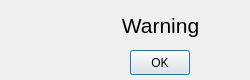
bb305496/CSV_Weather_Dashboard, file Qt_Designer/warning.ui: the form before one commit.
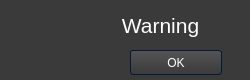
The form after the commit. Icons and pictures are not drawn.

```diff
--- a/Qt_Designer/warning.ui
+++ b/Qt_Designer/warning.ui
@@ -29,12 +29,1002 @@
    <iconset>
     <normaloff>../Icons/warning_y.png</normaloff>../Icons/warning_y.png</iconset>
   </property>
+  <property name="styleSheet">
+   <string notr="true">/*Copyright (c) DevSec Studio. All rights reserved.
+
+MIT License
+
+Permission is hereby granted, free of charge, to any person obtaining a copy
+of this software and associated documentation files (the &quot;Software&quot;), to deal
+in the Software without restriction, including without limitation the rights
+to use, copy, modify, merge, publish, distribute, sublicense, and/or sell
+copies of the Software, and to permit persons to whom the Software is
+furnished to do so, subject to the following conditions:
+
+The above copyright notice and this permission notice shall be included in all
+copies or substantial portions of the Software.
+
+THE SOFTWARE IS PROVIDED *AS IS*, WITHOUT WARRANTY OF ANY KIND, EXPRESS OR
+IMPLIED, INCLUDING BUT NOT LIMITED TO THE WARRANTIES OF MERCHANTABILITY,
+FITNESS FOR A PARTICULAR PURPOSE AND NONINFRINGEMENT. IN NO EVENT SHALL THE
+AUTHORS OR COPYRIGHT HOLDERS BE LIABLE FOR ANY CLAIM, DAMAGES OR OTHER
+LIABILITY, WHETHER IN AN ACTION OF CONTRACT, TORT OR OTHERWISE, ARISING FROM,
+OUT OF OR IN CONNECTION WITH THE SOFTWARE OR THE USE OR OTHER DEALINGS IN THE SOFTWARE.
+*/
+
+/*-----QWidget-----*/
+QWidget
+{
+	background-color: #3a3a3a;
+	color: #fff;
+	selection-background-color: #b78620;
+	selection-color: #000;
+
+}
+
+
+/*-----QLabel-----*/
+QLabel
+{
+	background-color: transparent;
+	color: #fff;
+
+}
+
+
+/*-----QMenuBar-----*/
+QMenuBar 
+{
+	background-color: qlineargradient(spread:repeat, x1:1, y1:0, x2:1, y2:1, stop:0 rgba(57, 57, 57, 255),stop:1 rgba(50, 50, 50, 255));
+	border: 1px solid #000;
+	color: #fff;
+
+}
+
+
+QMenuBar::item 
+{
+	background-color: transparent;
+
+}
+
+
+QMenuBar::item:selected 
+{
+	background-color: rgba(183, 134, 32, 20%);
+	border: 1px solid #b78620;
+	color: #fff;
+
+}
+
+
+QMenuBar::item:pressed 
+{
+	background-color: rgb(183, 134, 32);
+	border: 1px solid #b78620;
+	color: #fff;
+
+}
+
+
+/*-----QMenu-----*/
+QMenu
+{
+    background-color: qlineargradient(spread:repeat, x1:1, y1:0, x2:1, y2:1, stop:0 rgba(57, 57, 57, 255),stop:1 rgba(50, 50, 50, 255));
+    border: 1px solid #222;
+    padding: 4px;
+	color: #fff;
+
+}
+
+
+QMenu::item
+{
+    background-color: transparent;
+    padding: 2px 20px 2px 20px;
+
+}
+
+
+QMenu::separator
+{
+   	background-color: rgb(183, 134, 32);
+	height: 1px;
+
+}
+
+
+QMenu::item:disabled
+{
+    color: #555;
+    background-color: transparent;
+    padding: 2px 20px 2px 20px;
+
+}
+
+
+QMenu::item:selected
+{
+	background-color: rgba(183, 134, 32, 20%);
+	border: 1px solid #b78620;
+	color: #fff;
+
+}
+
+
+/*-----QToolBar-----*/
+QToolBar
+{
+	background-color: qlineargradient(spread:repeat, x1:1, y1:0, x2:1, y2:1, stop:0 rgba(69, 69, 69, 255),stop:1 rgba(58, 58, 58, 255));
+	border-top: none;
+	border-bottom: 1px solid #4f4f4f;
+	border-left: 1px solid #4f4f4f;
+	border-right: 1px solid #4f4f4f;
+
+}
+
+
+QToolBar::separator
+{
+	background-color: #2e2e2e;
+	width: 1px;
+
+}
+
+
+/*-----QToolButton-----*/
+QToolButton 
+{
+	background-color: transparent;
+	color: #fff;
+	padding: 5px;
+	padding-left: 8px;
+	padding-right: 8px;
+	margin-left: 1px;
+}
+
+
+QToolButton:hover
+{
+	background-color: rgba(183, 134, 32, 20%);
+	border: 1px solid #b78620;
+	color: #fff;
+	
+}
+
+
+QToolButton:pressed
+{
+	background-color: qlineargradient(spread:repeat, x1:1, y1:0, x2:1, y2:1, stop:0 rgba(57, 57, 57, 255),stop:1 rgba(50, 50, 50, 255));
+	border: 1px solid #b78620;
+
+}
+
+
+QToolButton:checked
+{
+	background-color: qlineargradient(spread:repeat, x1:1, y1:0, x2:1, y2:1, stop:0 rgba(57, 57, 57, 255),stop:1 rgba(50, 50, 50, 255));
+	border: 1px solid #222;
+}
+
+
+/*-----QPushButton-----*/
+QPushButton
+{
+	background-color: qlineargradient(spread:repeat, x1:1, y1:0, x2:1, y2:1, stop:0 rgba(84, 84, 84, 255),stop:1 rgba(59, 59, 59, 255));
+	color: #ffffff;
+	min-width: 80px;
+	border-style: solid;
+	border-width: 1px;
+	border-radius: 3px;
+	border-color: #051a39;
+	padding: 5px;
+
+}
+
+
+QPushButton::flat
+{
+	background-color: transparent;
+	border: none;
+	color: #fff;
+
+}
+
+
+QPushButton::disabled
+{
+	background-color: #404040;
+	color: #656565;
+	border-color: #051a39;
+
+}
+
+
+QPushButton::hover
+{
+	background-color: rgba(183, 134, 32, 20%);
+	border: 1px solid #b78620;
+
+}
+
+
+QPushButton::pressed
+{
+	background-color: qlineargradient(spread:repeat, x1:1, y1:0, x2:1, y2:1, stop:0 rgba(74, 74, 74, 255),stop:1 rgba(49, 49, 49, 255));
+	border: 1px solid #b78620;
+
+}
+
+
+QPushButton::checked
+{
+	background-color: qlineargradient(spread:repeat, x1:1, y1:0, x2:1, y2:1, stop:0 rgba(74, 74, 74, 255),stop:1 rgba(49, 49, 49, 255));
+	border: 1px solid #222;
+
+}
+
+
+/*-----QLineEdit-----*/
+QLineEdit
+{
+	background-color: #131313;
+	color : #eee;
+	border: 1px solid #343434;
+	border-radius: 2px;
+	padding: 3px;
+	padding-left: 5px;
+
+}
+
+
+/*-----QPlainTExtEdit-----*/
+QPlainTextEdit
+{
+	background-color: #131313;
+	color : #eee;
+	border: 1px solid #343434;
+	border-radius: 2px;
+	padding: 3px;
+	padding-left: 5px;
+
+}
+
+
+/*-----QTabBar-----*/
+QTabBar::tab
+{
+	background-color: qlineargradient(spread:repeat, x1:1, y1:0, x2:1, y2:1, stop:0 rgba(84, 84, 84, 255),stop:1 rgba(59, 59, 59, 255));
+	color: #ffffff;
+	border-style: solid;
+	border-width: 1px;
+	border-color: #666;
+	border-bottom: none;
+	padding: 5px;
+	padding-left: 15px;
+	padding-right: 15px;
+
+}
+
+
+QTabWidget::pane 
+{
+	background-color: red;
+	border: 1px solid #666;
+	top: 1px;
+
+}
+
+
+QTabBar::tab:last
+{
+	margin-right: 0; 
+
+}
+
+
+QTabBar::tab:first:!selected
+{
+	background-color: #0c0c0d;
+	margin-left: 0px;
+
+}
+
+
+QTabBar::tab:!selected
+{
+	color: #b1b1b1;
+	border-bottom-style: solid;
+	background-color: #0c0c0d;
+
+}
+
+
+QTabBar::tab:selected
+{
+	margin-bottom: 0px;
+
+}
+
+
+QTabBar::tab:!selected:hover
+{
+	border-top-color: #b78620;
+
+}
+
+
+/*-----QComboBox-----*/
+QComboBox
+{
+    background-color: qlineargradient(spread:repeat, x1:1, y1:0, x2:1, y2:1, stop:0 rgba(84, 84, 84, 255),stop:1 rgba(59, 59, 59, 255));
+    border: 1px solid #000;
+    padding-left: 6px;
+    color: #ffffff;
+    height: 20px;
+
+}
+
+
+QComboBox::disabled
+{
+	background-color: #404040;
+	color: #656565;
+	border-color: #051a39;
+
+}
+
+
+QComboBox:on
+{
+    background-color: #b78620;
+	color: #000;
+
+}
+
+
+QComboBox QAbstractItemView
+{
+    background-color: #383838;
+    color: #ffffff;
+    border: 1px solid black;
+    selection-background-color: #b78620;
+    outline: 0;
+
+}
+
+
+QComboBox::drop-down
+{
+	background-color: qlineargradient(spread:repeat, x1:1, y1:0, x2:1, y2:1, stop:0 rgba(57, 57, 57, 255),stop:1 rgba(50, 50, 50, 255));
+    subcontrol-origin: padding;
+    subcontrol-position: top right;
+    width: 15px;
+    border-left-width: 1px;
+    border-left-color: black;
+    border-left-style: solid; 
+
+}
+
+
+QComboBox::down-arrow
+{
+    image: url(://arrow-down.png);
+    width: 8px;
+    height: 8px;
+}
+
+
+/*-----QSpinBox &amp; QDateTimeEdit-----*/
+QSpinBox,
+QDateTimeEdit 
+{
+    background-color: #131313;
+	color : #eee;
+	border: 1px solid #343434;
+	padding: 3px;
+	padding-left: 5px;
+    border-radius : 2px;
+
+}
+
+
+QSpinBox::up-button, 
+QDateTimeEdit::up-button
+{
+	border-top-right-radius:2px;
+	background-color: #777777;
+    width: 16px; 
+    border-width: 1px;
+
+}
+
+
+QSpinBox::up-button:hover, 
+QDateTimeEdit::up-button:hover
+{
+	background-color: #585858;
+
+}
+
+
+QSpinBox::up-button:pressed, 
+QDateTimeEdit::up-button:pressed
+{
+	background-color: #252525;
+    width: 16px; 
+    border-width: 1px;
+
+}
+
+
+QSpinBox::up-arrow,
+QDateTimeEdit::up-arrow
+{
+    image: url(://arrow-up.png);
+    width: 7px;
+    height: 7px;
+
+}
+
+
+QSpinBox::down-button, 
+QDateTimeEdit::down-button
+{
+	border-bottom-right-radius:2px;
+	background-color: #777777;
+    width: 16px; 
+    border-width: 1px;
+
+}
+
+
+QSpinBox::down-button:hover, 
+QDateTimeEdit::down-button:hover
+{
+	background-color: #585858;
+
+}
+
+
+QSpinBox::down-button:pressed, 
+QDateTimeEdit::down-button:pressed
+{
+	background-color: #252525;
+    width: 16px; 
+    border-width: 1px;
+
+}
+
+
+QSpinBox::down-arrow,
+QDateTimeEdit::down-arrow
+{
+    image: url(://arrow-down.png);
+    width: 7px;
+    height: 7px;
+
+}
+
+
+/*-----QGroupBox-----*/
+QGroupBox 
+{
+    border: 1px solid;
+    border-color: #666666;
+	border-radius: 5px;
+    margin-top: 20px;
+
+}
+
+
+QGroupBox::title  
+{
+    background-color: transparent;
+    color: #eee;
+    subcontrol-origin: margin;
+    padding: 5px;
+	border-top-left-radius: 3px;
+	border-top-right-radius: 3px;
+
+}
+
+
+/*-----QHeaderView-----*/
+QHeaderView::section
+{
+    background-color: qlineargradient(spread:repeat, x1:1, y1:0, x2:1, y2:1, stop:0 rgba(60, 60, 60, 255),stop:1 rgba(50, 50, 50, 255));
+	border: 1px solid #000;
+    color: #fff;
+    text-align: left;
+	padding: 4px;
+	
+}
+
+
+QHeaderView::section:disabled
+{
+    background-color: #525251;
+    color: #656565;
+
+}
+
+
+QHeaderView::section:checked
+{
+    background-color: qlineargradient(spread:repeat, x1:1, y1:0, x2:1, y2:1, stop:0 rgba(60, 60, 60, 255),stop:1 rgba(50, 50, 50, 255));
+    color: #fff;
+
+}
+
+
+QHeaderView::section::vertical::first,
+QHeaderView::section::vertical::only-one
+{
+    border-top: 1px solid #353635;
+
+}
+
+
+QHeaderView::section::vertical
+{
+    border-top: 1px solid #353635;
+
+}
+
+
+QHeaderView::section::horizontal::first,
+QHeaderView::section::horizontal::only-one
+{
+    border-left: 1px solid #353635;
+
+}
+
+
+QHeaderView::section::horizontal
+{
+    border-left: 1px solid #353635;
+
+}
+
+
+QTableCornerButton::section
+{
+    background-color: qlineargradient(spread:repeat, x1:1, y1:0, x2:1, y2:1, stop:0 rgba(60, 60, 60, 255),stop:1 rgba(50, 50, 50, 255));
+	border: 1px solid #000;
+    color: #fff;
+
+}
+
+
+/*-----QTreeWidget-----*/
+QTreeView
+{
+	show-decoration-selected: 1;
+	alternate-background-color: #3a3a3a;
+	selection-color: #fff;
+	background-color: #2d2d2d;
+	border: 1px solid gray;
+	padding-top : 5px;
+	color: #fff;
+	font: 8pt;
+
+}
+
+
+QTreeView::item:selected
+{
+	color:#fff;
+	background-color: #b78620;
+	border-radius: 0px;
+
+}
+
+
+QTreeView::item:!selected:hover
+{
+    background-color: #262626;
+    border: none;
+    color: white;
+
+}
+
+
+QTreeView::branch:has-children:!has-siblings:closed,
+QTreeView::branch:closed:has-children:has-siblings 
+{
+	image: url(://tree-closed.png);
+
+}
+
+
+QTreeView::branch:open:has-children:!has-siblings,
+QTreeView::branch:open:has-children:has-siblings  
+{
+	image: url(://tree-open.png);
+
+}
+
+
+/*-----QListView-----*/
+QListView 
+{
+	background-color: qlineargradient(spread:repeat, x1:1, y1:0, x2:1, y2:1, stop:0 rgba(83, 83, 83, 255),stop:0.293269 rgba(81, 81, 81, 255),stop:0.634615 rgba(79, 79, 79, 255),stop:1 rgba(83, 83, 83, 255));
+    border : none;
+    color: white;
+    show-decoration-selected: 1; 
+    outline: 0;
+	border: 1px solid gray;
+
+}
+
+
+QListView::disabled 
+{
+	background-color: #656565;
+	color: #1b1b1b;
+    border: 1px solid #656565;
+
+}
+
+
+QListView::item 
+{
+	background-color: #2d2d2d;
+    padding: 1px;
+
+}
+
+
+QListView::item:alternate 
+{
+    background-color: #3a3a3a;
+
+}
+
+
+QListView::item:selected 
+{
+	background-color: #b78620;
+	border: 1px solid #b78620;
+	color: #fff;
+
+}
+
+
+QListView::item:selected:!active 
+{
+	background-color: #b78620;
+	border: 1px solid #b78620;
+	color: #fff;
+
+}
+
+
+QListView::item:selected:active 
+{
+	background-color: #b78620;
+	border: 1px solid #b78620;
+	color: #fff;
+
+}
+
+
+QListView::item:hover {
+    background-color: #262626;
+    border: none;
+    color: white;
+
+}
+
+
+/*-----QCheckBox-----*/
+QCheckBox
+{
+	background-color: transparent;
+    color: lightgray;
+	border: none;
+
+}
+
+
+QCheckBox::indicator
+{
+    background-color: #323232;
+    border: 1px solid darkgray;
+    width: 12px;
+    height: 12px;
+
+}
+
+
+QCheckBox::indicator:checked
+{
+    image:url(&quot;./ressources/check.png&quot;);
+	background-color: #b78620;
+    border: 1px solid #3a546e;
+
+}
+
+
+QCheckBox::indicator:unchecked:hover
+{
+	border: 1px solid #b78620; 
+
+}
+
+
+QCheckBox::disabled
+{
+	color: #656565;
+
+}
+
+
+QCheckBox::indicator:disabled
+{
+	background-color: #656565;
+	color: #656565;
+    border: 1px solid #656565;
+
+}
+
+
+/*-----QRadioButton-----*/
+QRadioButton 
+{
+	color: lightgray;
+	background-color: transparent;
+
+}
+
+
+QRadioButton::indicator::unchecked:hover 
+{
+	background-color: lightgray;
+	border: 2px solid #b78620;
+	border-radius: 6px;
+}
+
+
+QRadioButton::indicator::checked 
+{
+	border: 2px solid #b78620;
+	border-radius: 6px;
+	background-color: rgba(183,134,32,20%);  
+	width: 9px; 
+	height: 9px; 
+
+}
+
+
+/*-----QSlider-----*/
+QSlider::groove:horizontal 
+{
+	background-color: transparent;
+	height: 3px;
+
+}
+
+
+QSlider::sub-page:horizontal 
+{
+	background-color: #b78620;
+
+}
+
+
+QSlider::add-page:horizontal 
+{
+	background-color: #131313;
+
+}
+
+
+QSlider::handle:horizontal 
+{
+	background-color: #b78620;
+	width: 14px;
+	margin-top: -6px;
+	margin-bottom: -6px;
+	border-radius: 6px;
+
+}
+
+
+QSlider::handle:horizontal:hover 
+{
+	background-color: #d89e25;
+	border-radius: 6px;
+
+}
+
+
+QSlider::sub-page:horizontal:disabled 
+{
+	background-color: #bbb;
+	border-color: #999;
+
+}
+
+
+QSlider::add-page:horizontal:disabled 
+{
+	background-color: #eee;
+	border-color: #999;
+
+}
+
+
+QSlider::handle:horizontal:disabled 
+{
+	background-color: #eee;
+	border: 1px solid #aaa;
+	border-radius: 3px;
+
+}
+
+
+/*-----QScrollBar-----*/
+QScrollBar:horizontal
+{
+    border: 1px solid #222222;
+    background-color: #3d3d3d;
+    height: 15px;
+    margin: 0px 16px 0 16px;
+
+}
+
+
+QScrollBar::handle:horizontal
+{
+	background-color: qlineargradient(spread:repeat, x1:1, y1:0, x2:1, y2:1, stop:0 rgba(97, 97, 97, 255),stop:1 rgba(90, 90, 90, 255));
+	border: 1px solid #2d2d2d;
+    min-height: 20px;
+
+}
+
+
+QScrollBar::add-line:horizontal
+{
+	background-color: qlineargradient(spread:repeat, x1:1, y1:0, x2:1, y2:1, stop:0 rgba(97, 97, 97, 255),stop:1 rgba(90, 90, 90, 255));
+	border: 1px solid #2d2d2d;
+    width: 15px;
+    subcontrol-position: right;
+    subcontrol-origin: margin;
+
+}
+
+
+QScrollBar::sub-line:horizontal
+{
+	background-color: qlineargradient(spread:repeat, x1:1, y1:0, x2:1, y2:1, stop:0 rgba(97, 97, 97, 255),stop:1 rgba(90, 90, 90, 255));
+	border: 1px solid #2d2d2d;
+    width: 15px;
+    subcontrol-position: left;
+    subcontrol-origin: margin;
+
+}
+
+
+QScrollBar::right-arrow:horizontal
+{
+    image: url(://arrow-right.png);
+    width: 6px;
+    height: 6px;
+
+}
+
+
+QScrollBar::left-arrow:horizontal
+{
+    image: url(://arrow-left.png);
+    width: 6px;
+    height: 6px;
+
+}
+
+
+QScrollBar::add-page:horizontal, QScrollBar::sub-page:horizontal
+{
+    background: none;
+
+}
+
+
+QScrollBar:vertical
+{
+    background-color: #3d3d3d;
+    width: 16px;
+	border: 1px solid #2d2d2d;
+    margin: 16px 0px 16px 0px;
+
+}
+
+
+QScrollBar::handle:vertical
+{
+    background-color: qlineargradient(spread:repeat, x1:1, y1:0, x2:1, y2:1, stop:0 rgba(97, 97, 97, 255),stop:1 rgba(90, 90, 90, 255));
+	border: 1px solid #2d2d2d;
+    min-height: 20px;
+
+}
+
+
+QScrollBar::add-line:vertical
+{
+	background-color: qlineargradient(spread:repeat, x1:1, y1:0, x2:1, y2:1, stop:0 rgba(97, 97, 97, 255),stop:1 rgba(90, 90, 90, 255));
+	border: 1px solid #2d2d2d;
+    height: 15px;
+    subcontrol-position: bottom;
+    subcontrol-origin: margin;
+
+}
+
+
+QScrollBar::sub-line:vertical
+{
+	background-color: qlineargradient(spread:repeat, x1:1, y1:0, x2:1, y2:1, stop:0 rgba(97, 97, 97, 255),stop:1 rgba(90, 90, 90, 255));
+	border: 1px solid #2d2d2d;
+    height: 15px;
+    subcontrol-position: top;
+    subcontrol-origin: margin;
+
+}
+
+
+QScrollBar::up-arrow:vertical
+{
+    image: url(://arrow-up.png);
+    width: 6px;
+    height: 6px;
+
+}
+
+
+QScrollBar::down-arrow:vertical
+{
+    image: url(://arrow-down.png);
+    width: 6px;
+    height: 6px;
+
+}
+
+
+QScrollBar::add-page:vertical, QScrollBar::sub-page:vertical
+{
+    background: none;
+
+}
+
+
+/*-----QProgressBar-----*/
+QProgressBar
+{
+    border: 1px solid #666666;
+    text-align: center;
+	color: #000;
+	font-weight: bold;
+
+}
+
+
+QProgressBar::chunk
+{
+    background-color: #b78620;
+    width: 30px;
+    margin: 0.5px;
+
+}
+
+</string>
+  </property>
   <widget class="QPushButton" name="okButton">
    <property name="geometry">
     <rect>
      <x>130</x>
      <y>50</y>
-     <width>60</width>
+     <width>92</width>
      <height>25</height>
     </rect>
    </property>
```
